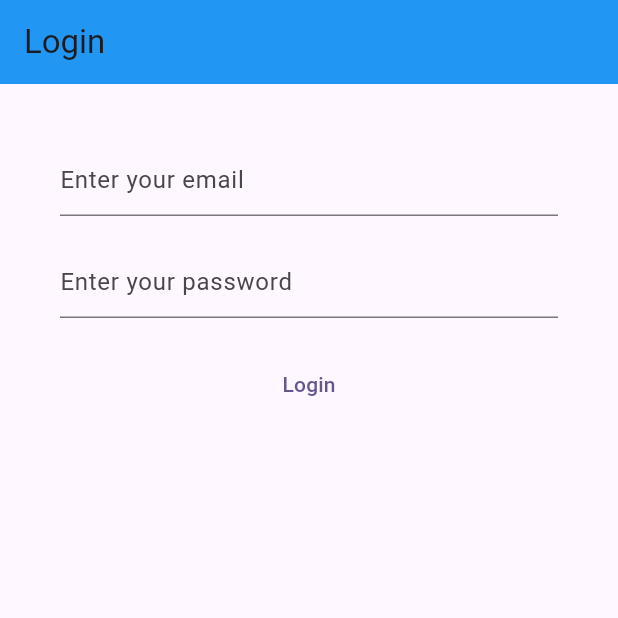
After one commit to JoseSilva1997/my_notes, a Flutter app: the screen it shows after launch, after a tap on "Login", on a phone screen of 412 x 824 dp, the top half of it. The commit adds this screen. Run offline on Flutter 3.47's test engine with Material 3 defaults, Android fonts, the phone set to English and light mode, and no system bars; our stand-ins replace firebase_auth, firebase_core; accounts and stored records are empty; network calls fail.

Commit message:
Add Login View. Refactor Login View and Register View into their own files. Add log_util class to easily filter printed messages in the debug console

```diff
--- /dev/null
+++ b/lib/utils/log_util.dart
@@ -0,0 +1,14 @@
+class LogUtil {
+  static final LogUtil _instance = LogUtil._internal();
+
+  factory LogUtil() {
+    return _instance;
+  }
+
+  LogUtil._internal();
+
+  void log(String message) {
+    // Here you can implement your logging logic, e.g., print to console or write to a file
+    print('[MYAPP] $message');
+  }
+}
--- /dev/null
+++ b/lib/views/login_view.dart
@@ -0,0 +1,108 @@
+import 'package:firebase_auth/firebase_auth.dart';
+import 'package:firebase_core/firebase_core.dart';
+import 'package:flutter/material.dart';
+import 'package:my_notes/firebase_options.dart';
+import 'package:my_notes/utils/log_util.dart';
+
+
+class LoginView extends StatefulWidget {
+  const LoginView({super.key});
+
+  @override
+  State<LoginView> createState() => _LoginViewState();
+}
+
+class _LoginViewState extends State<LoginView> {
+
+  late final TextEditingController _email;
+  late final TextEditingController _password;
+
+  @override
+  void initState() {
+    _email = TextEditingController();
+    _password = TextEditingController();
+    super.initState();
+  }
+
+  @override
+  void dispose() {
+    _email.dispose();
+    _password.dispose();
+    super.dispose();
+  }
+
+  @override
+  Widget build(BuildContext context) {
+    return Scaffold(
+      appBar: AppBar(
+        title: const Text('Login'),
+        backgroundColor: Colors.blue,)
+        ,
+      body:
+      FutureBuilder(
+        future: Firebase.initializeApp(options: DefaultFirebaseOptions.currentPlatform,),
+        builder: (context, asyncSnapshot) {
+          switch (asyncSnapshot.connectionState) {
+            case ConnectionState.done:
+              return Container(
+                margin: EdgeInsetsGeometry.all(40),
+                child: Column(
+                  spacing: 20,
+                  children: [
+                  TextField(
+                    controller: _email,
+                    decoration: InputDecoration(
+                      hintText: 'Enter your email',
+                    ),
+                    enableSuggestions: false,
+                    autocorrect: false,
+                    keyboardType: TextInputType.emailAddress,
+                    ),
+                  TextField(
+                    controller: _password,
+                    decoration: InputDecoration(
+                      hintText: 'Enter your password'
+                    ),
+                    obscureText: true,
+                    enableSuggestions: false,
+                    autocorrect: false,
+                    ),
+                    TextButton(
+                      onPressed: loginUser,
+                      style: ButtonStyle(),
+                      child:  const Text('Login'),
+                    ),
+                  ],
+                ),
+              );
+          default:
+            return const Text('Loading...');
+          }
+        }
+      )
+    );
+}
+
+void loginUser() async {
+  final email = _email.text;
+  final password = _password.text;
+  final auth;
+
+  try {
+    auth = await FirebaseAuth.instance.signInWithEmailAndPassword(
+      email: email,
+      password: password,
+    );
+    LogUtil().log('User logged in: ${auth.user?.email}');
+  } on FirebaseAuthException catch (e) {
+    if (e.code == 'user-not-found') {
+      LogUtil().log('No user found');
+    } else if (e.code == 'wrong-password') {
+      LogUtil().log('Wrong password');
+    } else {
+      LogUtil().log('Error: ${e.code}');
+    }
+  }
+}
+
+}
--- /dev/null
+++ b/lib/views/register_view.dart
@@ -0,0 +1,92 @@
+import 'package:firebase_auth/firebase_auth.dart';
+import 'package:firebase_core/firebase_core.dart';
+import 'package:flutter/material.dart';
+import 'package:my_notes/firebase_options.dart';
+
+class RegisterView extends StatefulWidget {
+  const RegisterView({super.key});
+  @override
+  State<RegisterView> createState() => _RegisterViewState();
+}
+
+class _RegisterViewState extends State<RegisterView> {
+  late final TextEditingController _email;
+  late final TextEditingController _password;
+
+  @override
+  void initState() {
+    _email = TextEditingController();
+    _password = TextEditingController();
+    super.initState();
+  }
+
+  @override
+  void dispose() {
+    _email.dispose();
+    _password.dispose();
+    super.dispose();
+  }
+
+  @override
+  Widget build(BuildContext context) {
+    return Scaffold(
+      appBar: AppBar(
+        title: const Text('Register'),
+        backgroundColor: Colors.blue,)
+        ,
+      body:
+      FutureBuilder(
+        future: Firebase.initializeApp(options: DefaultFirebaseOptions.currentPlatform,),
+        builder: (context, asyncSnapshot) {
+          switch (asyncSnapshot.connectionState) {
+            case ConnectionState.done:
+              return Container(
+                margin: EdgeInsetsGeometry.all(40),
+                child: Column(
+                  spacing: 20,
+                  children: [
+                  TextField(
+                    controller: _email,
+                    decoration: InputDecoration(
+                      hintText: 'Enter your email',
+                    ),
+                    enableSuggestions: false,
+                    autocorrect: false,
+                    keyboardType: TextInputType.emailAddress,
+                    ),
+                  TextField(
+                    controller: _password,
+                    decoration: InputDecoration(
+                      hintText: 'Enter your password'
+                    ),
+                    obscureText: true,
+                    enableSuggestions: false,
+                    autocorrect: false,
+                    ),
+                    TextButton(
+                      onPressed: registerUser,
+                      style: ButtonStyle(),
+                      child:  const Text('Register'),
+                    ),
+                  ],
+                ),
+              );
+          default:
+            return const Text('Loading...');
+          }
+        }
+      )
+    );
+}
+
+void registerUser() async {
+    final email = _email.text;
+    final password = _password.text;
+
+    FirebaseAuth.instance.createUserWithEmailAndPassword(
+      email: email,
+      password: password
+      );
+  }
+
+}
```
Also changed, not shown: lib/main.dart (+3 -104 lines).
